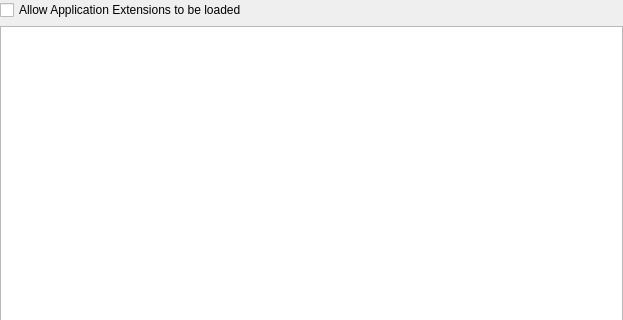
QupZilla/qupzilla, file src/lib/preferences/pluginslist.ui: the form before one commit; both pictures show x 0 to 623 and y 0 to 320 of the 623 by 462 pixel window.
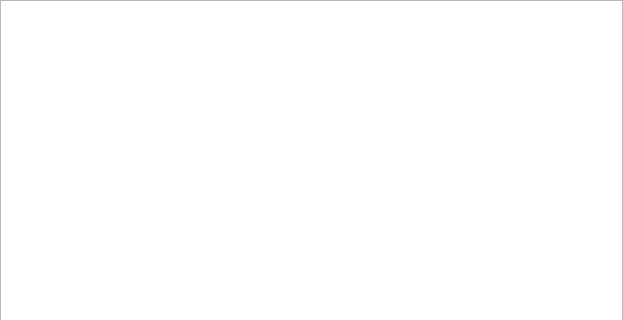
The form after the commit.

Commit message:
Plugins: Remove option to disable loading extensions
It can now only be globally disabled with --no-extensions switch.
It is still possible to manually disable all extensions, only the
global option to disable all extensions were removed.

The edit to the form file:
```diff
--- a/src/lib/preferences/pluginslist.ui
+++ b/src/lib/preferences/pluginslist.ui
@@ -23,13 +23,6 @@
    <property name="bottomMargin">
     <number>0</number>
    </property>
-   <item>
-    <widget class="QCheckBox" name="allowAppPlugins">
-     <property name="text">
-      <string>Allow Application Extensions to be loaded</string>
-     </property>
-    </widget>
-   </item>
    <item>
     <widget class="QListWidget" name="list">
      <property name="alternatingRowColors">
```
The commit also changes 4 other files.
